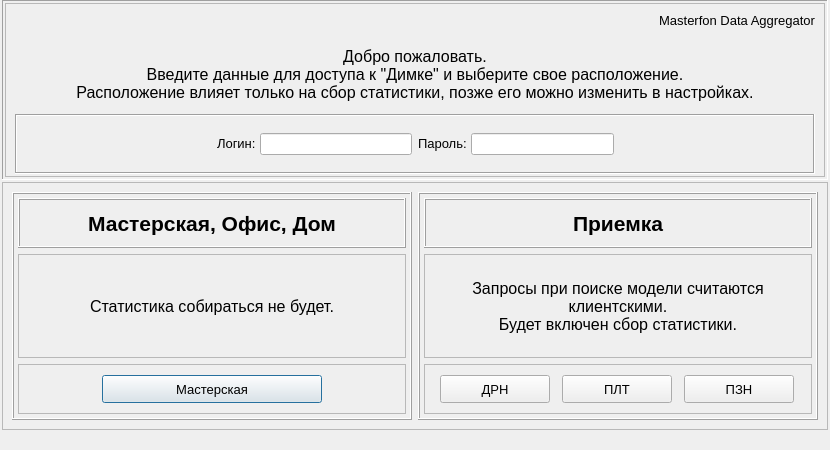
Above: UI/window_first_start.ui from Wrexan/MDA before the change. Below: the same form after it.
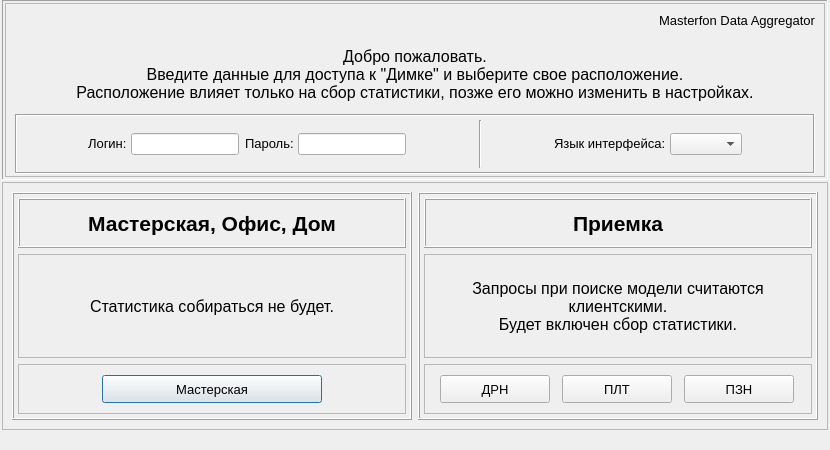
That is the form after the change.

Commit message: add first start window texts to language module add language select with immediate apply to first start window

What changed in the file:
```diff
--- a/UI/window_first_start.ui
+++ b/UI/window_first_start.ui
@@ -257,7 +257,68 @@
              </layout>
             </item>
             <item>
-             <spacer name="horizontalSpacer_2">
+             <spacer name="horizontalSpacer_5">
+              <property name="orientation">
+               <enum>Qt::Horizontal</enum>
+              </property>
+              <property name="sizeHint" stdset="0">
+               <size>
+                <width>40</width>
+                <height>20</height>
+               </size>
+              </property>
+             </spacer>
+            </item>
+            <item>
+             <widget class="Line" name="line">
+              <property name="orientation">
+               <enum>Qt::Vertical</enum>
+              </property>
+             </widget>
+            </item>
+            <item>
+             <spacer name="horizontalSpacer_4">
+              <property name="orientation">
+               <enum>Qt::Horizontal</enum>
+              </property>
+              <property name="sizeHint" stdset="0">
+               <size>
+                <width>40</width>
+                <height>20</height>
+               </size>
+              </property>
+             </spacer>
+            </item>
+            <item>
+             <layout class="QHBoxLayout" name="horizontalLayout_11">
+              <property name="spacing">
+               <number>4</number>
+              </property>
+              <item>
+               <widget class="QLabel" name="label_9">
+                <property name="sizePolicy">
+                 <sizepolicy hsizetype="Preferred" vsizetype="Fixed">
+                  <horstretch>0</horstretch>
+                  <verstretch>0</verstretch>
+                 </sizepolicy>
+                </property>
+                <property name="font">
+                 <font>
+                  <pointsize>10</pointsize>
+                 </font>
+                </property>
+                <property name="text">
+                 <string>Язык интерфейса:</string>
+                </property>
+               </widget>
+              </item>
+              <item>
+               <widget class="QComboBox" name="cb_language"/>
+              </item>
+             </layout>
+            </item>
+            <item>
+             <spacer name="horizontalSpacer_3">
               <property name="orientation">
                <enum>Qt::Horizontal</enum>
               </property>
```
The commit also changes 6 other files.
